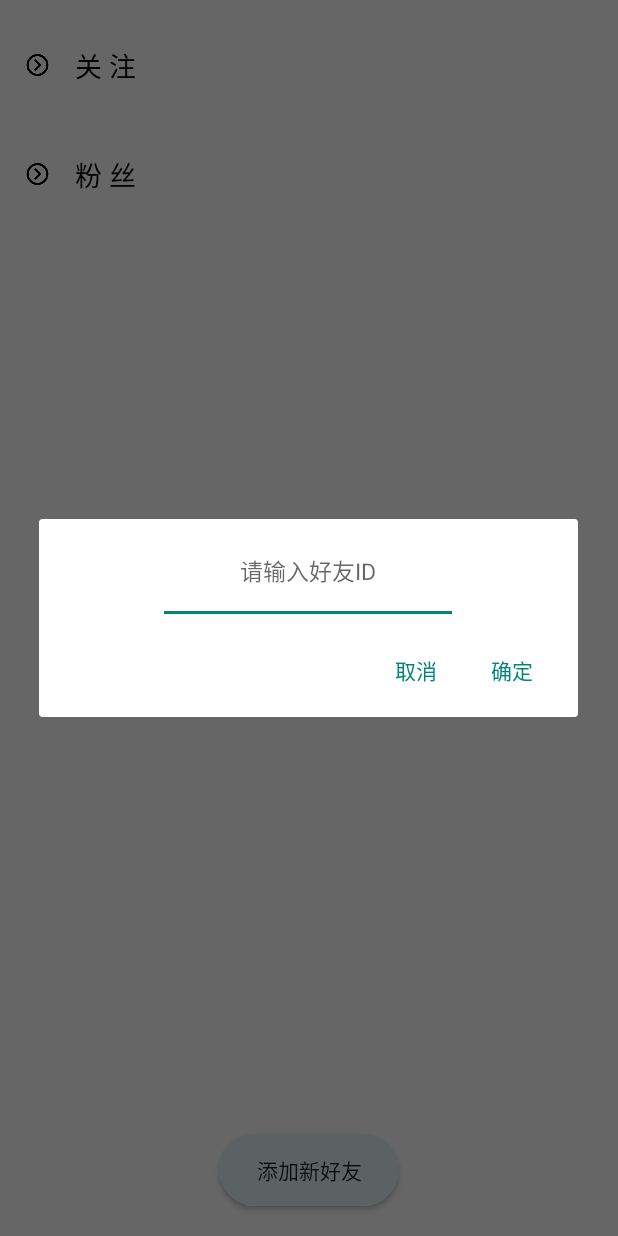
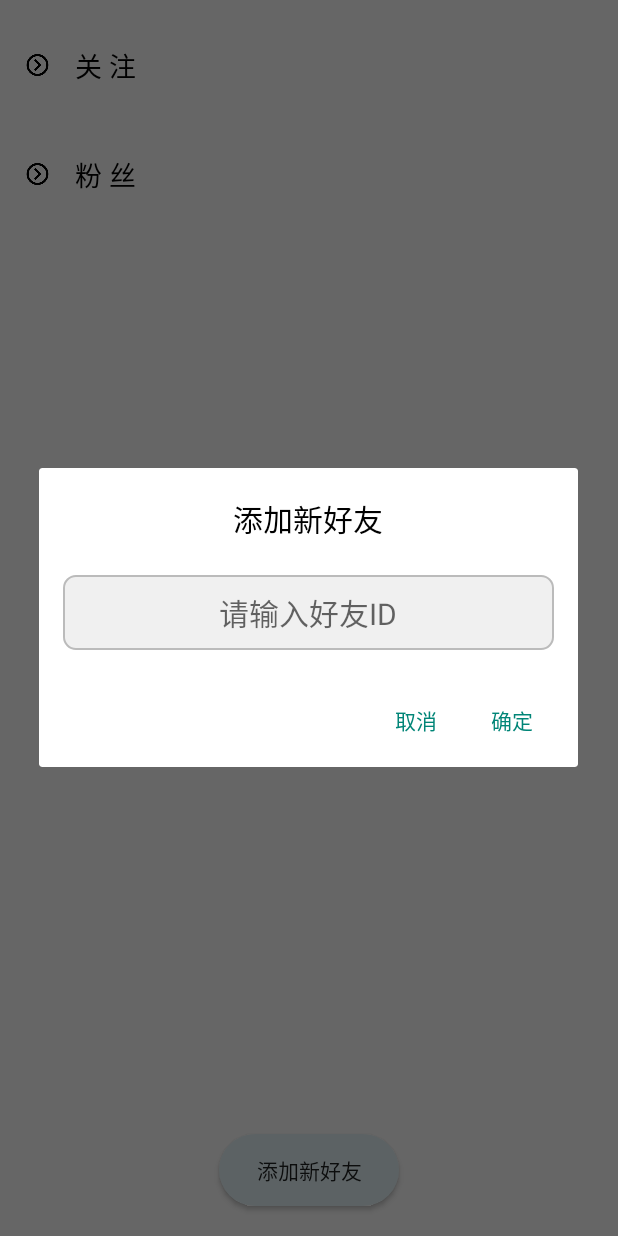
Before and after one commit to ZhangCWei/QuestionBoxFront, an Android app: the fragment FriendFragment shown on its own in the app's theme, after a tap on "添加新好友", on a phone screen of 412 x 824 dp. Run offline under Robolectric (Android 15) with nearby library versions, the phone set to English and light mode, and no system bars; 9 statements that could not run were skipped; 2 other taps on this screen came first.

Commit message:
Update 1215

```diff
--- a/app/build.gradle
+++ b/app/build.gradle
@@ -40,13 +40,11 @@ android {
 
     buildTypes {
         release {
-
             proguardFiles getDefaultProguardFile('proguard-android-optimize.txt'), 'proguard-rules.pro'
             //-optimize
             signingConfig signingConfigs.release
         }
         debug {
-
             proguardFiles getDefaultProguardFile('proguard-android.txt'), 'proguard-rules.pro'
             //signingConfig signingConfigs.release
             signingConfig signingConfigs.debug
@@ -66,15 +64,13 @@ dependencies {
     implementation files('libs\\mysql-connector-java-5.1.49.jar')
     implementation 'com.android.support.constraint:constraint-layout:1.1.3' // constraint-layout的依赖
 
-    implementation 'com.squareup.okhttp3:okhttp:4.9.0'  // okhtttp库
+    implementation 'com.squareup.okhttp3:okhttp:4.9.0'  // OkHttp库
     implementation 'com.squareup.okio:okio:1.17.4'      // okhttp需要依赖的基础
     implementation 'com.google.code.gson:gson:2.8.2'    // gson依赖
     implementation 'androidx.swiperefreshlayout:swiperefreshlayout:1.1.0'   // swiperefreshlayout依赖
-
 
     testImplementation 'junit:junit:4.13.2'
     androidTestImplementation 'androidx.test.ext:junit:1.1.3'
     androidTestImplementation 'androidx.test.espresso:espresso-core:3.4.0'
     implementation 'com.google.code.gson:gson:2.9.0'
-
 }
--- a/app/src/main/java/com/example/myapplication/view/MainActivity.java
+++ b/app/src/main/java/com/example/myapplication/view/MainActivity.java
@@ -79,11 +79,10 @@ public class MainActivity extends AppCompatActivity implements View.OnClickListe
         public void run() {
             // 获取用户名和密码
             String username = Username.getText().toString();
-            String password = PassWord.getText().toString();
-
-            OkHttpClient client = new OkHttpClient();
+            String password = Common.MD5(PassWord.getText().toString());
 
             // 创建请求体
+            OkHttpClient client = new OkHttpClient();
             RequestBody body = new FormBody.Builder().add("phone", username).build();
 
             // 创建请求
--- a/app/src/main/java/com/example/myapplication/view/RegisterActivity.java
+++ b/app/src/main/java/com/example/myapplication/view/RegisterActivity.java
@@ -16,7 +16,6 @@ import android.util.DisplayMetrics;
 import android.widget.Button;
 import android.widget.EditText;
 import android.widget.LinearLayout;
-import android.widget.TextView;
 import android.widget.Toast;
 
 import java.io.IOException;
@@ -240,6 +239,7 @@ public class RegisterActivity extends AppCompatActivity {
             }
             // 进行验证
             System.out.println(3);
+            password = Common.MD5(password);
             SMSSDK.submitVerificationCode(country, phone, code);
         });
     }
@@ -308,6 +308,7 @@ public class RegisterActivity extends AppCompatActivity {
             SMSSDK.unregisterEventHandler(eventHandle);
         }
     }
+
     private void saveAccount(){
         OkHttpClient client = new OkHttpClient();
         RequestBody body = new FormBody.Builder()
--- /dev/null
+++ b/app/src/main/res/drawable/edittext_background.xml
@@ -0,0 +1,7 @@
+<?xml version="1.0" encoding="utf-8"?>
+<shape xmlns:android="http://schemas.android.com/apk/res/android"
+    android:shape="rectangle">
+    <solid android:color="#F0F0F0"/>
+    <corners android:radius="8dp"/>
+    <stroke android:width="1dp" android:color="#BBBBBB"/>
+</shape>
--- a/app/src/main/res/layout/input_dialog.xml
+++ b/app/src/main/res/layout/input_dialog.xml
@@ -1,18 +1,32 @@
 <?xml version="1.0" encoding="utf-8"?>
 <LinearLayout xmlns:android="http://schemas.android.com/apk/res/android"
     android:orientation="vertical"
-    android:layout_width="220dp"
-    android:layout_height="140dp"
+    android:layout_width="300dp"
+    android:layout_height="250dp"
     android:gravity="center"
-    android:layout_gravity="center">
+    android:layout_gravity="center"
+    android:padding="16dp">
+
+    <TextView
+        android:id="@+id/tv_1"
+        android:layout_width="match_parent"
+        android:layout_height="35dp"
+        android:layout_marginBottom="20dp"
+        android:gravity="center"
+        android:text="@string/AddFriend"
+        android:textColor="#000000"
+        android:textSize="20sp"
+        />
+
     <EditText
         android:id="@+id/inputEditText"
-        android:layout_width="200dp"
-        android:layout_height="70dp"
+        android:layout_width="match_parent"
+        android:layout_height="wrap_content"
         android:gravity="center"
-        android:layout_gravity="center"
         android:hint="@string/inputID"
         android:autofillHints="autofillHintText"
         android:inputType="text"
-        android:textSize="15sp" />
+        android:textSize="20sp"
+        android:padding="10dp"
+        android:background="@drawable/edittext_background" />
 </LinearLayout>
--- a/app/src/main/res/values/strings.xml
+++ b/app/src/main/res/values/strings.xml
@@ -38,4 +38,5 @@
     <string name="MyPassword">我的密码</string>
     <string name="MyPhone">我绑定的手机号</string>
     <string name="Exit">退出登录</string>
+    <string name="AddFriend">添加新好友</string>
 </resources>
```
Also changed, not shown: app/src/main/java/com/example/myapplication/util/Common.java (+17 -0 lines), app/src/main/java/com/example/myapplication/view/fragment/InfoFragment.java (+12 -5 lines), app/src/main/res/layout/qa_detail.xml (+7 -5 lines).
